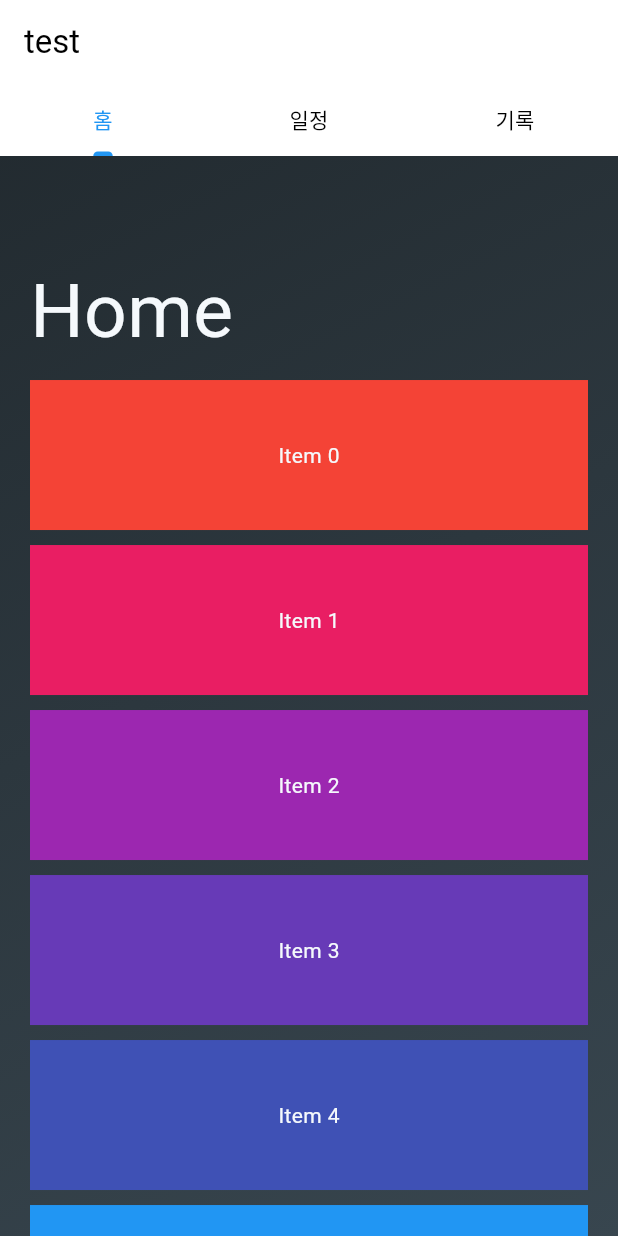
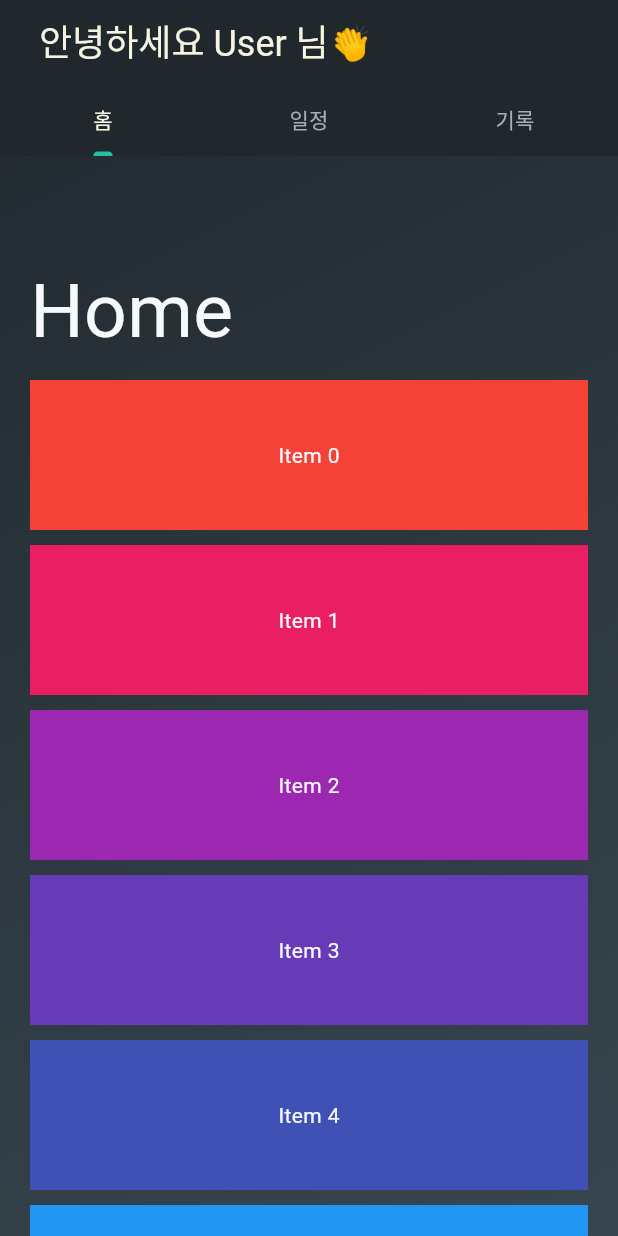
Before and after one commit to Match-Management-App/Frontend, a Flutter app: the screen it shows after launch, on a phone screen of 412 x 824 dp. Run offline on Flutter 3.47's test engine with Material 3 defaults, Android fonts, the phone set to English and light mode, and no system bars; Roboto replaces fonts that are missing (Pretendard).

Commit message:
refactor: AppBar, TabBar class로 분리

```diff
--- a/wanna_play_soccer/lib/HomeScreen/main_screen2.dart
+++ b/wanna_play_soccer/lib/HomeScreen/main_screen2.dart
@@ -3,6 +3,7 @@ import 'package:flutter/widgets.dart';
 import 'package:wanna_play_soccer/HomeScreen/home_page.dart';
 import 'package:wanna_play_soccer/RecordScreen/record_page.dart';
 import 'package:wanna_play_soccer/ScheduleScreen/schedule_page.dart';
+import 'package:wanna_play_soccer/Theme/my_colors.dart';
 import 'package:wanna_play_soccer/Theme/my_theme.dart';
 
 class HomeScreen2 extends StatefulWidget {
@@ -38,24 +39,10 @@ class _HomeScreen2State extends State<HomeScreen2>
           child: NestedScrollView(
             headerSliverBuilder:
                 (BuildContext context, bool innerBoxIsScrolled) {
-              return <Widget>[
-                SliverOverlapAbsorber(
-                  handle:
-                      NestedScrollView.sliverOverlapAbsorberHandleFor(context),
-                  sliver: SliverAppBar(
-                    title: const Text('test'),
-                    pinned: true,
-                    floating: true,
-                    forceElevated: innerBoxIsScrolled,
-                    bottom: TabBar(
-                      controller: _tabController,
-                      tabs: const [
-                        Tab(text: '홈'),
-                        Tab(text: '일정'),
-                        Tab(text: '기록'),
-                      ],
-                    ),
-                  ),
+              return [
+                MyAppBar(
+                  tabController: _tabController,
+                  innerBoxIsScrolled: innerBoxIsScrolled,
                 ),
               ];
             },
@@ -74,50 +61,65 @@ class _HomeScreen2State extends State<HomeScreen2>
   }
 }
 
-// class _TabContent extends StatelessWidget {
-//   final String tabName;
+class MyAppBar extends StatelessWidget {
+  const MyAppBar({
+    super.key,
+    required this.tabController,
+    required this.innerBoxIsScrolled,
+  });
 
-//   const _TabContent({super.key, required this.tabName});
+  final TabController tabController;
+  final bool innerBoxIsScrolled;
 
-//   @override
-//   Widget build(BuildContext context) {
-//     return SafeArea(
-//       top: false,
-//       bottom: false,
-//       child: Builder(
-//         builder: (BuildContext context) {
-//           return CustomScrollView(
-//             key: PageStorageKey<String>(tabName),
-//             slivers: <Widget>[
-//               SliverOverlapInjector(
-//                 handle:
-//                     NestedScrollView.sliverOverlapAbsorberHandleFor(context),
-//               ),
-//               SliverPadding(
-//                 padding: const EdgeInsets.all(8.0),
-//                 sliver: SliverList(
-//                   delegate: SliverChildBuilderDelegate(
-//                     (BuildContext context, int index) {
-//                       return Container(
-//                         color:
-//                             Colors.primaries[index % Colors.primaries.length],
-//                         height: 100,
-//                         child: Center(
-//                           child: Text(
-//                             'Item $index',
-//                             style: const TextStyle(color: Colors.white),
-//                           ),
-//                         ),
-//                       );
-//                     },
-//                     childCount: 20,
-//                   ),
-//                 ),
-//               ),
-//             ],
-//           );
-//         },
-//       ),
-//     );
-//   }
-// }
+  @override
+  Widget build(BuildContext context) {
+    return SliverOverlapAbsorber(
+      handle: NestedScrollView.sliverOverlapAbsorberHandleFor(context),
+      sliver: SliverAppBar(
+        title: Container(
+          padding: const EdgeInsets.all(10),
+          child: const Text(
+            '안녕하세요 User 님👏',
+            style: TextStyle(
+              color: MyColors.myPointWhite,
+              fontSize: 24,
+            ),
+          ),
+        ),
+        centerTitle: false,
+        pinned: true,
+        floating: true,
+        forceElevated: innerBoxIsScrolled,
+        backgroundColor: MyColors.myBlack,
+        bottom: MyTabBar(
+          tabController: tabController,
+        ),
+      ),
+    );
+  }
+}
+
+class MyTabBar extends StatelessWidget implements PreferredSizeWidget {
+  const MyTabBar({super.key, required this.tabController});
+
+  final TabController tabController;
+
+  @override
+  Widget build(BuildContext context) {
+    return TabBar(
+      controller: tabController,
+      labelColor: MyColors.myPointWhite,
+      unselectedLabelColor: MyColors.myGrey,
+      indicatorColor: MyColors.primaryMint,
+      dividerColor: Colors.transparent,
+      tabs: const [
+        Tab(text: '홈'),
+        Tab(text: '일정'),
+        Tab(text: '기록'),
+      ],
+    );
+  }
+
+  @override
+  Size get preferredSize => const Size.fromHeight(kTextTabBarHeight);
+}
```
